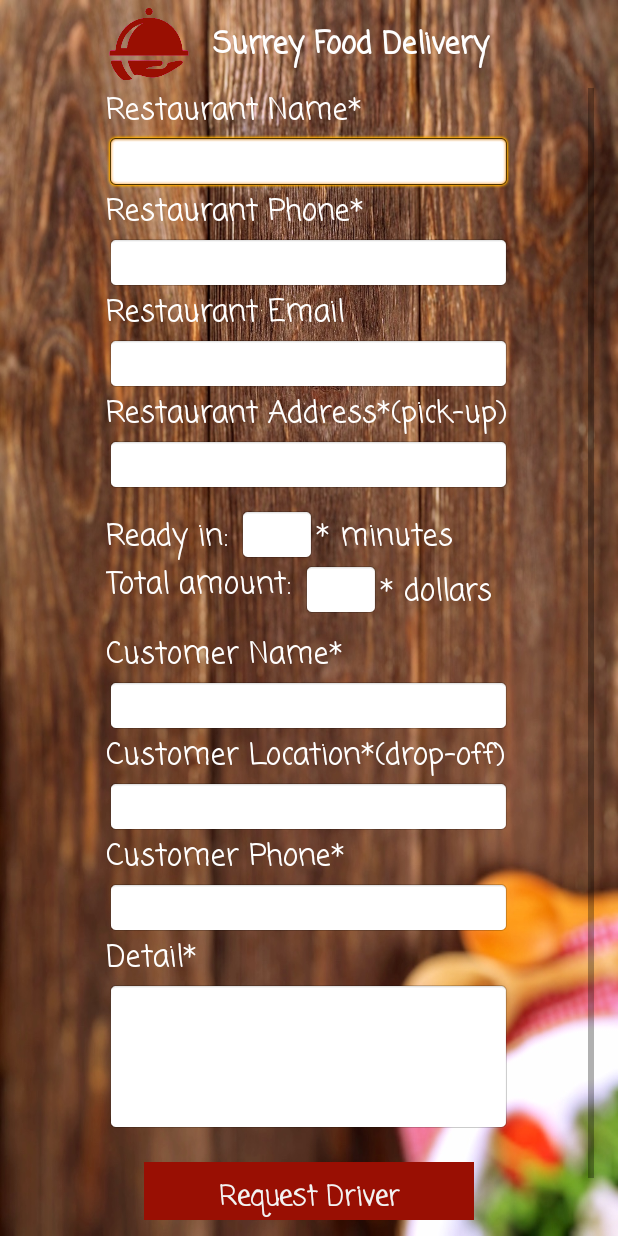
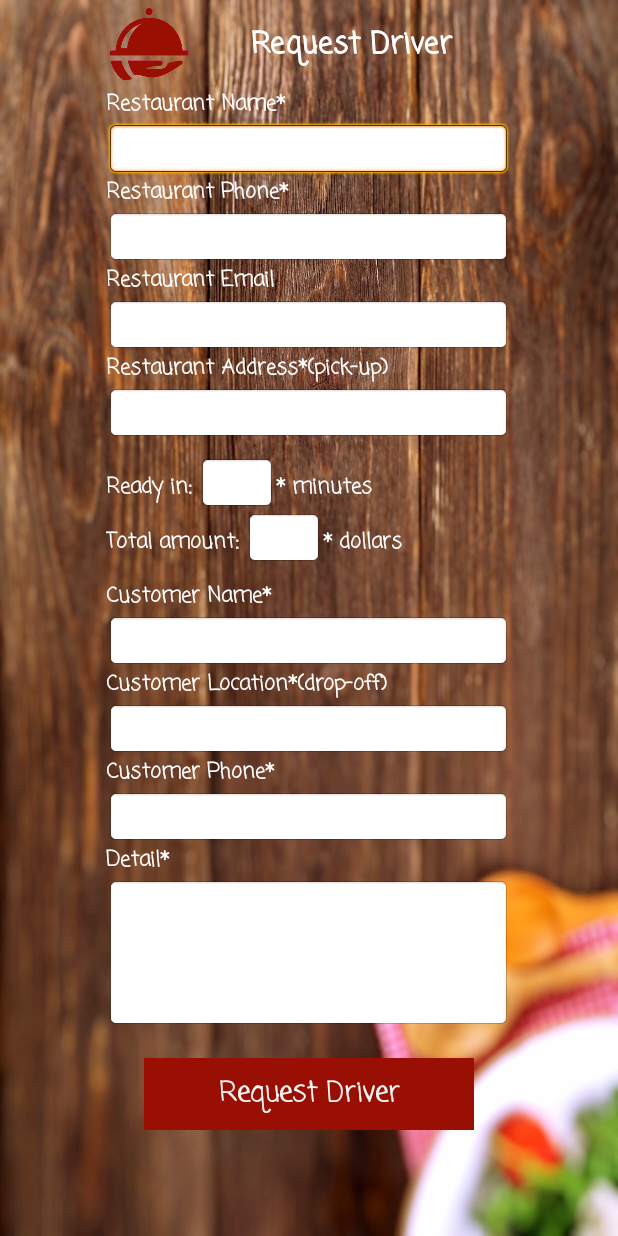
Before and after one commit to terencecyleung/SurreyFoodDelivery, an Android app: the RequestDriverActivity screen opened directly, with no data from a screen before it, on a phone screen of 412 x 824 dp. Run offline under Robolectric (Android 15) with nearby library versions, the phone set to English and light mode, and no system bars.

Commit message:
fixed all font size & style

```diff
--- a/app/src/main/res/layout/activity_profile.xml
+++ b/app/src/main/res/layout/activity_profile.xml
@@ -1,5 +1,6 @@
 <?xml version="1.0" encoding="utf-8"?>
 <RelativeLayout xmlns:android="http://schemas.android.com/apk/res/android"
+    xmlns:app="http://schemas.android.com/apk/res-auto"
     xmlns:tools="http://schemas.android.com/tools"
     android:id="@+id/activity_profile"
     android:layout_width="match_parent"
@@ -10,9 +11,11 @@
     android:paddingTop="@dimen/activity_vertical_margin"
     tools:context="t27.surreyfooddeliveryapp.ProfileActivity">
 
+
     <ScrollView
         android:layout_width="match_parent"
         android:layout_height="match_parent"
+        android:layout_below="@id/header"
         android:layout_marginBottom="5dp"
         android:layout_marginTop="3dp">
 
--- a/app/src/main/res/layout/activity_request_driver.xml
+++ b/app/src/main/res/layout/activity_request_driver.xml
@@ -33,6 +33,7 @@
                 android:layout_height="match_parent"
                 android:adjustViewBounds="true"
                 android:gravity="start"
+                android:onClick="logo_click"
                 android:scaleType="fitStart"
                 app:srcCompat="@drawable/sfd_logo" />
 
@@ -43,7 +44,7 @@
                 android:layout_weight="1"
                 android:ems="10"
                 android:gravity="center"
-                android:text="Surrey Food Delivery"
+                android:text="Request Driver"
                 android:textColor="@color/colorTitleText"
                 android:textSize="20dp"
                 android:textStyle="bold" />
@@ -85,8 +86,7 @@
                         android:layout_width="270dp"
                         android:layout_height="wrap_content"
                         android:gravity="start"
-                        android:text="Restaurant Name*"
-                        android:textSize="@dimen/register_font_size" />
+                        android:text="Restaurant Name*" />
 
                     <EditText
                         android:id="@+id/restaurant_name_edittext"
@@ -111,8 +111,7 @@
                         android:layout_width="270dp"
                         android:layout_height="wrap_content"
                         android:gravity="start"
-                        android:text="Restaurant Phone*"
-                        android:textSize="@dimen/register_font_size" />
+                        android:text="Restaurant Phone*" />
 
                     <EditText
                         android:id="@+id/restaurant_phone_edittext"
@@ -137,8 +136,7 @@
                         android:layout_width="270dp"
                         android:layout_height="wrap_content"
                         android:gravity="start"
-                        android:text="Restaurant Email"
-                        android:textSize="@dimen/register_font_size" />
+                        android:text="Restaurant Email" />
 
                     <EditText
                         android:id="@+id/restaurant_email_edittext"
@@ -163,8 +161,7 @@
                         android:layout_width="270dp"
                         android:layout_height="wrap_content"
                         android:gravity="start"
-                        android:text="Restaurant Address*(pick-up)"
-                        android:textSize="@dimen/register_font_size" />
+                        android:text="Restaurant Address*(pick-up)" />
 
                     <EditText
                         android:id="@+id/restaurant_address_edittext"
@@ -203,8 +200,7 @@
                             android:layout_width="wrap_content"
                             android:layout_height="wrap_content"
                             android:gravity="start"
-                            android:text="Ready in: "
-                            android:textSize="@dimen/register_font_size" />
+                            android:text="Ready in: " />
 
                         <EditText
                             android:id="@+id/restaurant_estimatedTime_edittext"
@@ -220,8 +216,7 @@
                             android:layout_width="wrap_content"
                             android:layout_height="wrap_content"
                             android:gravity="start"
-                            android:text="* minutes"
-                            android:textSize="@dimen/register_font_size" />
+                            android:text="* minutes" />
                     </LinearLayout>
                 </LinearLayout>
                 <!--end estimated pickup time-->
@@ -244,10 +239,9 @@
                         <TextView
                             android:id="@+id/restaurant_totalAmount_start_textview"
                             android:layout_width="wrap_content"
-                            android:layout_height="fill_parent"
-                            android:gravity="left"
-                            android:text="Total amount: "
-                            android:textSize="@dimen/register_font_size" />
+                            android:layout_height="wrap_content"
+                            android:gravity="start"
+                            android:text="Total amount: " />
 
                         <EditText
                             android:id="@+id/restaurant_totalAmount_edittext"
@@ -262,8 +256,7 @@
                             android:layout_width="wrap_content"
                             android:layout_height="wrap_content"
                             android:gravity="start"
-                            android:text="* dollars"
-                            android:textSize="@dimen/register_font_size" />
+                            android:text="* dollars" />
                     </LinearLayout>
 
                 </LinearLayout>
@@ -303,8 +296,7 @@
                         android:layout_width="270dp"
                         android:layout_height="wrap_content"
                         android:gravity="start"
-                        android:text="Customer Name*"
-                        android:textSize="@dimen/register_font_size" />
+                        android:text="Customer Name*" />
 
                     <EditText
                         android:id="@+id/restaurant_custname_edittext"
@@ -328,8 +320,7 @@
                         android:layout_width="270dp"
                         android:layout_height="wrap_content"
                         android:gravity="start"
-                        android:text="Customer Location*(drop-off)"
-                        android:textSize="@dimen/register_font_size" />
+                        android:text="Customer Location*(drop-off)" />
 
                     <EditText
                         android:id="@+id/restaurant_custlocation_edittext"
@@ -353,8 +344,7 @@
                         android:layout_width="270dp"
                         android:layout_height="wrap_content"
                         android:gravity="start"
-                        android:text="Customer Phone*"
-                        android:textSize="@dimen/register_font_size" />
+                        android:text="Customer Phone*" />
 
                     <EditText
                         android:id="@+id/restaurant_custphone_edittext"
@@ -379,8 +369,7 @@
                         android:layout_width="270dp"
                         android:layout_height="wrap_content"
                         android:gravity="start"
-                        android:text="Detail*"
-                        android:textSize="@dimen/register_font_size" />
+                        android:text="Detail*" />
 
                     <EditText
                         android:id="@+id/cust_order_detail_edittext"
--- a/app/src/main/res/values/styles.xml
+++ b/app/src/main/res/values/styles.xml
@@ -15,6 +15,7 @@
 
     <style name="TextViewStyle" parent="android:Widget.TextView">
         <item name="android:fontFamily">casual</item>
+        <item name="android:textStyle">bold</item>
     </style>
 
     <style name="ButtonStyle" parent="android:Widget.Holo.Button">
```
Also changed, not shown: app/src/main/java/t27/surreyfooddeliveryapp/EditProfileActivity.java (+1 -6 lines), app/src/main/java/t27/surreyfooddeliveryapp/RequestDriverActivity.java (+6 -1 lines), app/src/main/res/layout/activity_customerorder.xml (+5 -10 lines), app/src/main/res/layout/activity_edit_profile.xml (+9 -7 lines), app/src/main/res/layout/activity_register.xml (+1 -15 lines).
